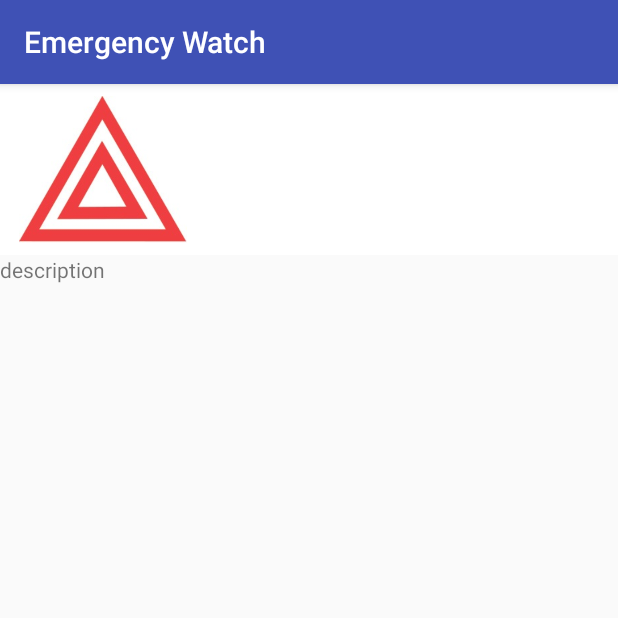
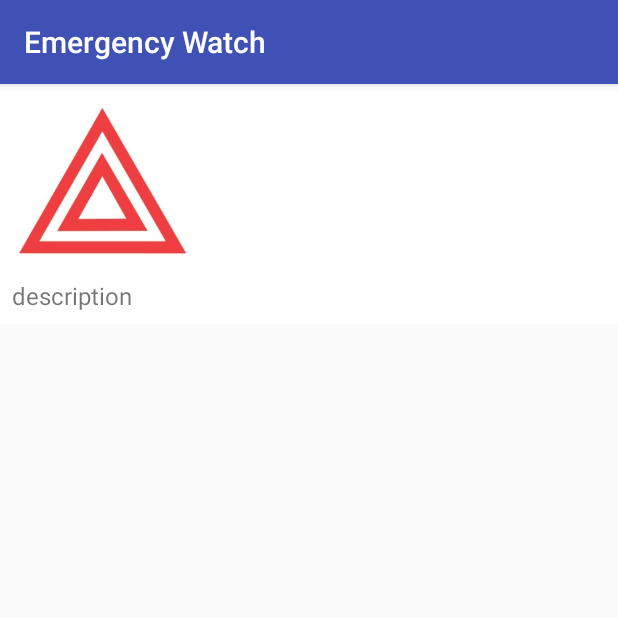
Before and after one commit to aidanr002/Emergency-Watch, an Android app: the DescriptionActivity screen opened directly, with no data from a screen before it, on a phone screen of 412 x 824 dp, the top half of it. Run offline under Robolectric (Android 15) with nearby library versions, the phone set to English and light mode, and no system bars; network calls fail.

Commit message:
Designed the description page to be half decent
No further details. Design change only.

```diff
--- a/EmergencyWatch/app/src/main/res/layout/activity_description.xml
+++ b/EmergencyWatch/app/src/main/res/layout/activity_description.xml
@@ -2,11 +2,12 @@
 <LinearLayout xmlns:android="http://schemas.android.com/apk/res/android"
     android:layout_width="match_parent"
     android:layout_height="wrap_content"
+    android:background="#ffffff"
     android:orientation="vertical">
     <LinearLayout
         android:layout_width="match_parent"
         android:layout_height="wrap_content"
-        android:background="#ffffff"
+        android:paddingTop="8dp"
         android:orientation="horizontal">
 
         <ImageView
@@ -52,6 +53,8 @@
     <TextView
         android:id="@+id/text_view_desciption_description"
         android:layout_width="match_parent"
+        android:textSize="16sp"
+        android:padding="8dp"
         android:layout_height="wrap_content"
         android:text="description" />
 </LinearLayout>
```
